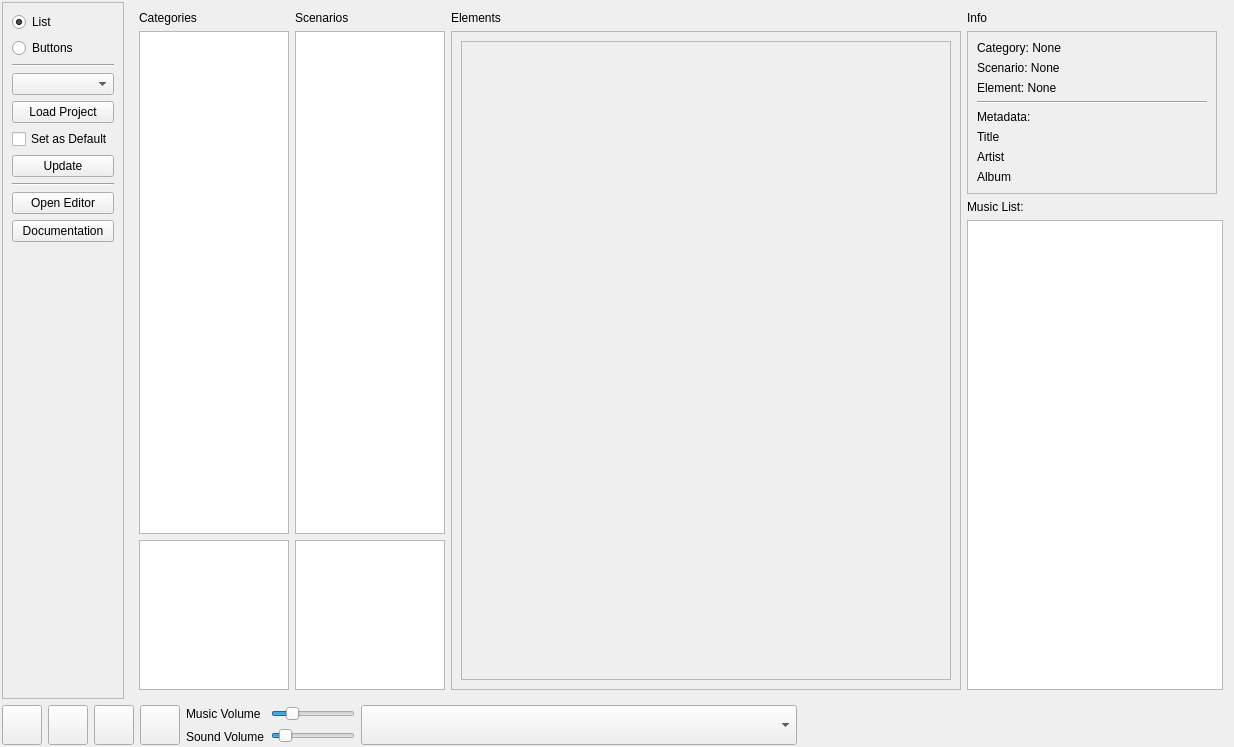
Old version of the form tools/audiotool.ui in the repository PhilInTheGaps/GM-Companion.
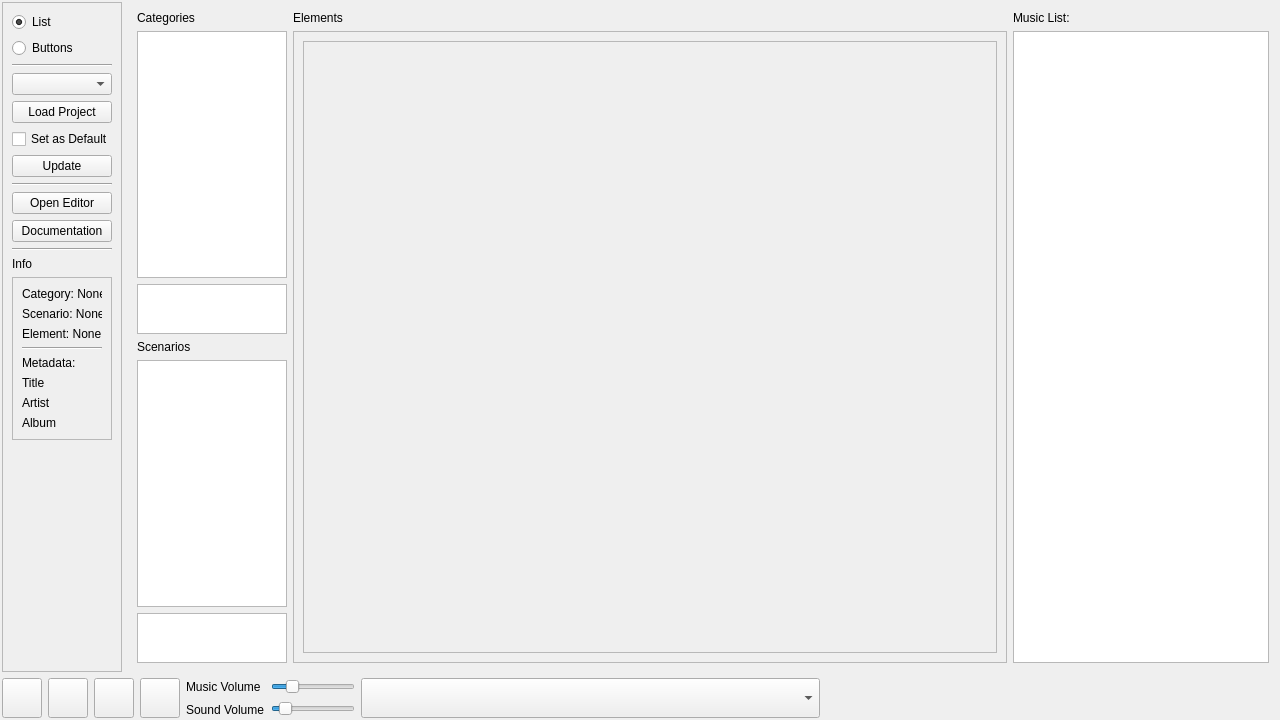
New version of the form. Icons and pictures are not drawn.

Commit message: Changed the position of some audio tool ui elements

Diff of the .ui file:
```diff
--- a/tools/audiotool.ui
+++ b/tools/audiotool.ui
@@ -6,8 +6,8 @@
    <rect>
     <x>0</x>
     <y>0</y>
-    <width>1234</width>
-    <height>747</height>
+    <width>1280</width>
+    <height>720</height>
    </rect>
   </property>
   <property name="windowTitle">
@@ -38,7 +38,7 @@
        </property>
        <property name="maximumSize">
         <size>
-         <width>16777215</width>
+         <width>120</width>
          <height>16777215</height>
         </size>
        </property>
@@ -136,6 +136,109 @@
           </property>
          </widget>
         </item>
+        <item>
+         <widget class="Line" name="line_4">
+          <property name="orientation">
+           <enum>Qt::Horizontal</enum>
+          </property>
+         </widget>
+        </item>
+        <item>
+         <widget class="QLabel" name="label_6">
+          <property name="text">
+           <string>Info</string>
+          </property>
+         </widget>
+        </item>
+        <item>
+         <widget class="QFrame" name="frame_metaData">
+          <property name="sizePolicy">
+           <sizepolicy hsizetype="Maximum" vsizetype="Preferred">
+            <horstretch>0</horstretch>
+            <verstretch>0</verstretch>
+           </sizepolicy>
+          </property>
+          <property name="maximumSize">
+           <size>
+            <width>250</width>
+            <height>16777215</height>
+           </size>
+          </property>
+          <property name="frameShape">
+           <enum>QFrame::StyledPanel</enum>
+          </property>
+          <property name="frameShadow">
+           <enum>QFrame::Raised</enum>
+          </property>
+          <layout class="QVBoxLayout" name="verticalLayout_13">
+           <item>
+            <widget class="QLabel" name="label_category">
+             <property name="text">
+              <string>Category: None</string>
+             </property>
+            </widget>
+           </item>
+           <item>
+            <widget class="QLabel" name="label_scenario">
+             <property name="text">
+              <string>Scenario: None</string>
+             </property>
+            </widget>
+           </item>
+           <item>
+            <widget class="QLabel" name="label_element">
+             <property name="text">
+              <string>Element: None</string>
+             </property>
+            </widget>
+           </item>
+           <item>
+            <widget class="Line" name="line_3">
+             <property name="orientation">
+              <enum>Qt::Horizontal</enum>
+             </property>
+            </widget>
+           </item>
+           <item>
+            <widget class="QLabel" name="label_5">
+             <property name="text">
+              <string>Metadata:</string>
+             </property>
+            </widget>
+           </item>
+           <item>
+            <widget class="QLabel" name="label_title">
+             <property name="text">
+              <string>Title</string>
+             </property>
+             <property name="wordWrap">
+              <bool>true</bool>
+             </property>
+            </widget>
+           </item>
+           <item>
+            <widget class="QLabel" name="label_artist">
+             <property name="text">
+              <string>Artist</string>
+             </property>
+             <property name="wordWrap">
+              <bool>true</bool>
+             </property>
+            </widget>
+           </item>
+           <item>
+            <widget class="QLabel" name="label_album">
+             <property name="text">
+              <string>Album</string>
+             </property>
+             <property name="wordWrap">
+              <bool>true</bool>
+             </property>
+            </widget>
+           </item>
+          </layout>
+         </widget>
+        </item>
         <item>
          <spacer name="verticalSpacer">
           <property name="orientation">
@@ -228,7 +331,7 @@
              <item>
               <widget class="QTextEdit" name="textEdit_categoryDescription">
                <property name="sizePolicy">
-                <sizepolicy hsizetype="Maximum" vsizetype="Expanding">
+                <sizepolicy hsizetype="Maximum" vsizetype="Maximum">
                  <horstretch>0</horstretch>
                  <verstretch>0</verstretch>
                 </sizepolicy>
@@ -236,7 +339,7 @@
                <property name="maximumSize">
                 <size>
                  <width>150</width>
-                 <height>150</height>
+                 <height>50</height>
                 </size>
                </property>
                <property name="readOnly">
@@ -244,10 +347,6 @@
                </property>
               </widget>
              </item>
-            </layout>
-           </item>
-           <item>
-            <layout class="QVBoxLayout" name="verticalLayout_10">
              <item>
               <widget class="QLabel" name="label_8">
                <property name="text">
@@ -277,7 +376,7 @@
              <item>
               <widget class="QTextEdit" name="textEdit_scenarioDescription">
                <property name="sizePolicy">
-                <sizepolicy hsizetype="Maximum" vsizetype="Expanding">
+                <sizepolicy hsizetype="Maximum" vsizetype="Maximum">
                  <horstretch>0</horstretch>
                  <verstretch>0</verstretch>
                 </sizepolicy>
@@ -285,7 +384,7 @@
                <property name="maximumSize">
                 <size>
                  <width>150</width>
-                 <height>150</height>
+                 <height>50</height>
                 </size>
                </property>
                <property name="readOnly">
@@ -314,8 +413,8 @@
                  <rect>
                   <x>0</x>
                   <y>0</y>
-                  <width>505</width>
-                  <height>646</height>
+                  <width>705</width>
+                  <height>619</height>
                  </rect>
                 </property>
                 <layout class="QVBoxLayout" name="verticalLayout_11">
@@ -337,102 +436,6 @@
            </item>
            <item>
             <layout class="QVBoxLayout" name="verticalLayout_12">
-             <item>
-              <widget class="QLabel" name="label_6">
-               <property name="text">
-                <string>Info</string>
-               </property>
-              </widget>
-             </item>
-             <item>
-              <widget class="QFrame" name="frame_metaData">
-               <property name="sizePolicy">
-                <sizepolicy hsizetype="Maximum" vsizetype="Preferred">
-                 <horstretch>0</horstretch>
-                 <verstretch>0</verstretch>
-                </sizepolicy>
-               </property>
-               <property name="maximumSize">
-                <size>
-                 <width>250</width>
-                 <height>16777215</height>
-                </size>
-               </property>
-               <property name="frameShape">
-                <enum>QFrame::StyledPanel</enum>
-               </property>
-               <property name="frameShadow">
-                <enum>QFrame::Raised</enum>
-               </property>
-               <layout class="QVBoxLayout" name="verticalLayout_13">
-                <item>
-                 <widget class="QLabel" name="label_category">
-                  <property name="text">
-                   <string>Category: None</string>
-                  </property>
-                 </widget>
-                </item>
-                <item>
-                 <widget class="QLabel" name="label_scenario">
-                  <property name="text">
-                   <string>Scenario: None</string>
-                  </property>
-                 </widget>
-                </item>
-                <item>
-                 <widget class="QLabel" name="label_element">
-                  <property name="text">
-                   <string>Element: None</string>
-                  </property>
-                 </widget>
-                </item>
-                <item>
-                 <widget class="Line" name="line_3">
-                  <property name="orientation">
-                   <enum>Qt::Horizontal</enum>
-                  </property>
-                 </widget>
-                </item>
-                <item>
-                 <widget class="QLabel" name="label_5">
-                  <property name="text">
-                   <string>Metadata:</string>
-                  </property>
-                 </widget>
-                </item>
-                <item>
-                 <widget class="QLabel" name="label_title">
-                  <property name="text">
-                   <string>Title</string>
-                  </property>
-                  <property name="wordWrap">
-                   <bool>true</bool>
-                  </property>
-                 </widget>
-                </item>
-                <item>
-                 <widget class="QLabel" name="label_artist">
-                  <property name="text">
-                   <string>Artist</string>
-                  </property>
-                  <property name="wordWrap">
-                   <bool>true</bool>
-                  </property>
-                 </widget>
-                </item>
-                <item>
-                 <widget class="QLabel" name="label_album">
-                  <property name="text">
-                   <string>Album</string>
-                  </property>
-                  <property name="wordWrap">
-                   <bool>true</bool>
-                  </property>
-                 </widget>
-                </item>
-               </layout>
-              </widget>
-             </item>
              <item>
               <widget class="QLabel" name="label_2">
                <property name="text">
```
